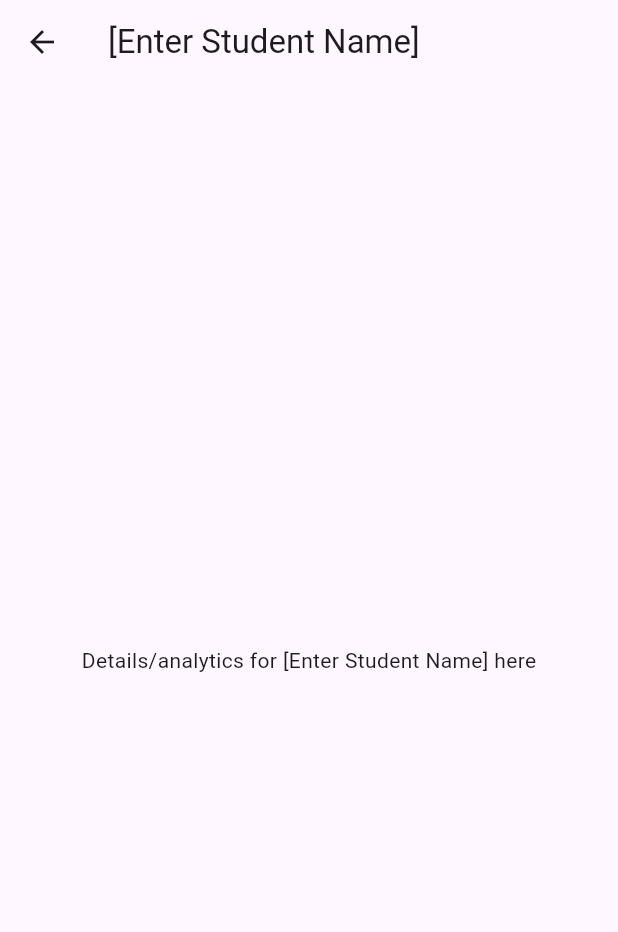
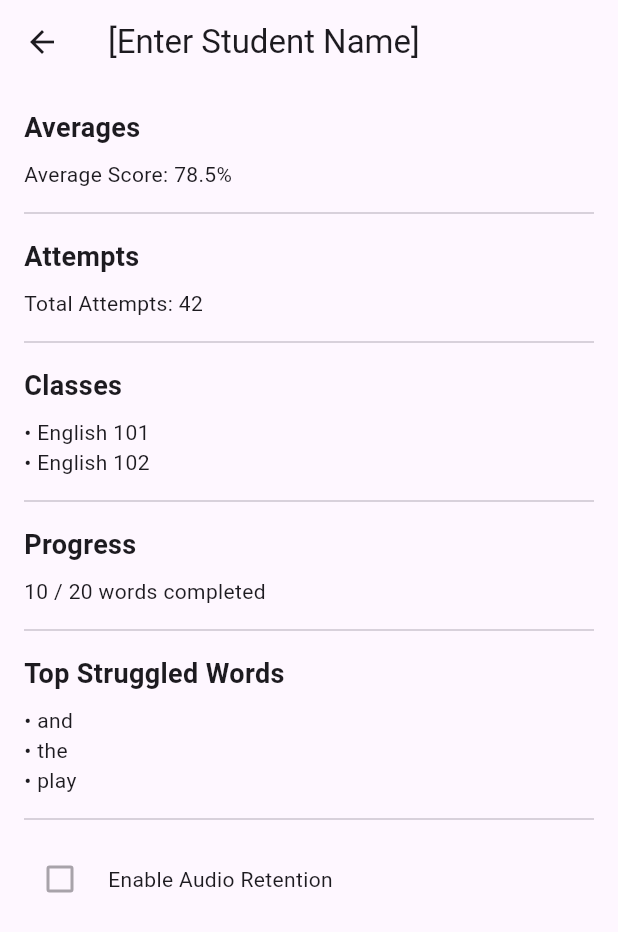
Before and after one commit to ztraboo/readright, a Flutter app: the ClassStudentDetails screen opened by its route, on a phone screen of 412 x 824 dp. Shown: the top 932 px of the screen. Run offline on Flutter 3.47's test engine with Material 3 defaults, Android fonts, the phone set to English and light mode, and no system bars; our stand-ins replace flutter_otp_text_field, flutter_svg; project files that could hold a hidden picture were left out.

Commit message:
Added student det screen and ran format - teacher

```diff
--- a/lib/screens/teacher/class/class_student_details_screen.dart
+++ b/lib/screens/teacher/class/class_student_details_screen.dart
@@ -5,15 +5,88 @@ class ClassStudentDetails extends StatelessWidget {
 
   @override
   Widget build(BuildContext context) {
+    // Temp placeholder data
+    final double averageScore = 78.5;
+    final int totalAttempts = 42;
+    final List<String> topStruggledWords = ['and', 'the', 'play'];
+    final List<String> classes = ['English 101', 'English 102'];
+    final int wordsCompleted = 10;
+    final int totalWords = 20;
+
     return Scaffold(
-      appBar: AppBar(
-        title: const Text('[Enter Student Name]'),
-      ),
-      body: Center(
-        // details should describe the student clicked on from class_dashboard
-        child: Text(
-          "Details/analytics for [Enter Student Name] here"
-        )
+      appBar: AppBar(title: const Text('[Enter Student Name]')),
+      body: SingleChildScrollView(
+        padding: const EdgeInsets.all(16.0),
+        child: Column(
+          crossAxisAlignment: CrossAxisAlignment.start,
+          children: [
+            //Averages Section
+            const Text(
+              'Averages',
+              style: TextStyle(fontSize: 18, fontWeight: FontWeight.bold),
+            ),
+            const SizedBox(height: 8),
+            Text('Average Score: $averageScore%'),
+            const Divider(height: 32, thickness: 1),
+
+            //Attempts Section
+            const Text(
+              'Attempts',
+              style: TextStyle(fontSize: 18, fontWeight: FontWeight.bold),
+            ),
+            const SizedBox(height: 8),
+            Text('Total Attempts: $totalAttempts'),
+            const Divider(height: 32, thickness: 1),
+
+            //Classes Section
+            const Text(
+              'Classes',
+              style: TextStyle(fontSize: 18, fontWeight: FontWeight.bold),
+            ),
+            const SizedBox(height: 8),
+            Column(
+              crossAxisAlignment: CrossAxisAlignment.start,
+              children: classes.map((cls) => Text('• $cls')).toList(),
+            ),
+            const Divider(height: 32, thickness: 1),
+
+            //Progress Section
+            const Text(
+              'Progress',
+              style: TextStyle(fontSize: 18, fontWeight: FontWeight.bold),
+            ),
+            const SizedBox(height: 8),
+            Text('$wordsCompleted / $totalWords words completed'),
+            const Divider(height: 32, thickness: 1),
+
+            //Top Struggled Words Section
+            const Text(
+              'Top Struggled Words',
+              style: TextStyle(fontSize: 18, fontWeight: FontWeight.bold),
+            ),
+            const SizedBox(height: 8),
+            Column(
+              crossAxisAlignment: CrossAxisAlignment.start,
+              children: topStruggledWords
+                  .map((word) => Text('• $word'))
+                  .toList(),
+            ),
+            const Divider(height: 32, thickness: 1),
+
+            //Audio Retention Checkbox
+            Row(
+              children: const [
+                Checkbox(
+                  value: false,
+                  //Add functionality later
+                  onChanged: null,
+                ),
+                SizedBox(width: 8),
+                Text('Enable Audio Retention'),
+              ],
+            ),
+          ],
+        ),
       ),
     );
   }
--- a/lib/screens/teacher/teacher_word_dashboard_screen.dart
+++ b/lib/screens/teacher/teacher_word_dashboard_screen.dart
@@ -5,10 +5,6 @@ class TeacherWordDashboardPage extends StatelessWidget {
 
   @override
   Widget build(BuildContext context) {
-    return Scaffold(
-      appBar: AppBar(
-        title: const Text('Word Dashboard'),
-      ),
-    );
+    return Scaffold(appBar: AppBar(title: const Text('Word Dashboard')));
   }
 }
```
Also changed, not shown: lib/screens/teacher/class/class_dashboard_screen.dart (+28 -9 lines), lib/screens/teacher/login/teacher_login_screen.dart (+2 -6 lines), lib/screens/teacher/login/teacher_password_reset_screen.dart (+2 -6 lines), lib/screens/teacher/login/teacher_register_screen.dart (+3 -4 lines), lib/screens/teacher/teacher_dashboard_screen.dart (+15 -11 lines).
